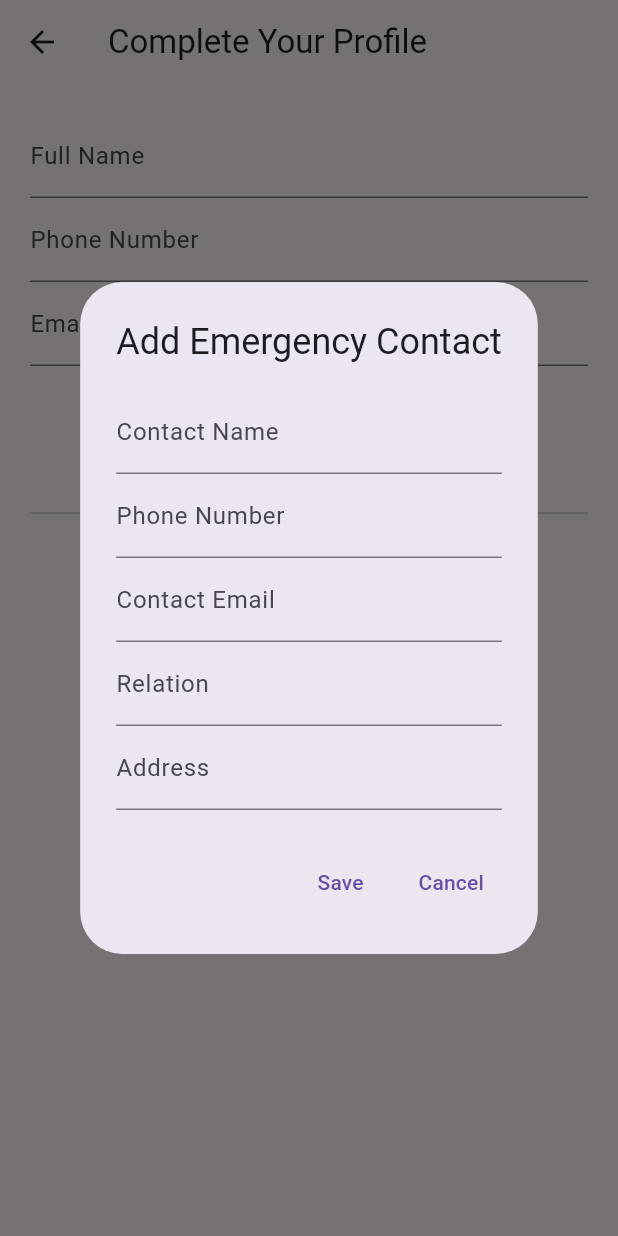
After one commit to shivanjalikarande/SafeGo, a Flutter app: the UserProfilePage screen opened by its route, after a tap on "Edit Profile", after a tap on "Add Contact", on a phone screen of 412 x 824 dp. The commit adds this screen. Run offline on Flutter 3.47's test engine with Material 3 defaults, Android fonts, the phone set to English and light mode, and no system bars; our stand-ins replace supabase; accounts and stored records are empty; network calls fail.

Commit message:
Added user profile & contacts info pages

```diff
--- a/frontend/safego/lib/main.dart
+++ b/frontend/safego/lib/main.dart
@@ -3,6 +3,7 @@ import 'package:safego/screens/dashboard_screen.dart';
 import './screens/signup_page.dart';
 import './screens/login_page.dart';
 import './screens/verify_otp_page.dart';
+import './screens/user_profile_page.dart';
 
 void main() => runApp(const MyApp());
 
@@ -20,6 +21,7 @@ class MyApp extends StatelessWidget {
         '/login': (_) => const LoginPage(),
         '/verify-otp': (_) => const VerifyOtpPage(),
         '/dashboard': (_) => DashboardScreen(),
+        '/user-profile': (context) => UserProfilePage(),
       },
     );
   }
--- a/frontend/safego/lib/screens/login_page.dart
+++ b/frontend/safego/lib/screens/login_page.dart
@@ -27,7 +27,9 @@ class LoginPage extends StatelessWidget {
 
                 // 1. Check user existence in DB
                 final response = await http.post(
-                  Uri.parse('http://<your_pc_ip_address>:5000/auth/check-user'),   //if using emulator, otherwise use <localhost>
+                  Uri.parse(
+                    'http://localhost:5001/auth/check-user',
+                  ), //if using emulator, otherwise use <localhost>
                   headers: {'Content-Type': 'application/json'},
                   body: jsonEncode({'email': email}),
                 );
--- /dev/null
+++ b/frontend/safego/lib/screens/save_contact_popup_page.dart
@@ -0,0 +1,91 @@
+import 'package:flutter/material.dart';
+import 'package:http/http.dart' as http;
+import 'dart:convert';
+import '../supabase_client.dart';
+
+class SaveContactPopupPage extends StatefulWidget {
+  final VoidCallback onContactSaved;
+
+  const SaveContactPopupPage({super.key, required this.onContactSaved});
+
+  @override
+  State<SaveContactPopupPage> createState() => _SaveContactPopupPageState();
+}
+
+class _SaveContactPopupPageState extends State<SaveContactPopupPage> {
+  final contactNameController = TextEditingController();
+  final contactPhoneController = TextEditingController();
+  final contactEmailController = TextEditingController();
+  final relationshipController = TextEditingController();
+  final addressController = TextEditingController();
+
+  Future<void> _saveContact() async {
+    final user = supabase.auth.currentUser;
+    if (user == null) return;
+
+    final contact = {
+      'user_id': user.id,
+      'name': contactNameController.text,
+      'phone': contactPhoneController.text,
+      'email': contactEmailController.text,
+      'relation': relationshipController.text,
+      'address': addressController.text,
+    };
+
+    final response = await http.post(
+      Uri.parse('http://localhost:5001/contacts/add'),
+      headers: {'Content-Type': 'application/json'},
+      body: jsonEncode(contact),
+    );
+
+    if (response.statusCode == 200) {
+      Navigator.of(context).pop(); // Close popup
+      widget.onContactSaved(); // Refresh contact list
+    } else {
+      ScaffoldMessenger.of(
+        context,
+      ).showSnackBar(const SnackBar(content: Text("Failed to save contact")));
+    }
+  }
+
+  @override
+  Widget build(BuildContext context) {
+    return AlertDialog(
+      title: const Text("Add Emergency Contact"),
+      content: SingleChildScrollView(
+        child: Column(
+          children: [
+            TextField(
+              controller: contactNameController,
+              decoration: const InputDecoration(labelText: "Contact Name"),
+            ),
+            TextField(
+              controller: contactPhoneController,
+              keyboardType: TextInputType.phone,
+              decoration: const InputDecoration(labelText: "Phone Number"),
+            ),
+            TextField(
+              controller: contactEmailController,
+              decoration: const InputDecoration(labelText: "Contact Email"),
+            ),
+            TextField(
+              controller: relationshipController,
+              decoration: const InputDecoration(labelText: "Relation"),
+            ),
+            TextField(
+              controller: addressController,
+              decoration: const InputDecoration(labelText: "Address"),
+            ),
+          ],
+        ),
+      ),
+      actions: [
+        TextButton(onPressed: _saveContact, child: const Text("Save")),
+        TextButton(
+          onPressed: () => Navigator.of(context).pop(),
+          child: const Text("Cancel"),
+        ),
+      ],
+    );
+  }
+}
--- /dev/null
+++ b/frontend/safego/lib/screens/user_profile_page.dart
@@ -0,0 +1,260 @@
+import 'package:flutter/material.dart';
+import 'package:http/http.dart' as http;
+import 'dart:convert';
+import 'package:url_launcher/url_launcher.dart';
+import '../supabase_client.dart';
+import 'save_contact_popup_page.dart';
+
+class UserProfilePage extends StatefulWidget {
+  const UserProfilePage({super.key});
+
+  @override
+  State<UserProfilePage> createState() => _UserProfilePageState();
+}
+
+class _UserProfilePageState extends State<UserProfilePage> {
+  final nameController = TextEditingController();
+  final phoneController = TextEditingController();
+  final emailController = TextEditingController();
+
+  bool isEditing = false;
+  Map<String, String> originalData = {};
+  List<dynamic> contacts = [];
+
+  @override
+  void initState() {
+    super.initState();
+    _fetchProfile();
+    _fetchContacts();
+  }
+
+  Future<void> _fetchProfile() async {
+    final user = supabase.auth.currentUser;
+    if (user == null) return;
+
+    final response = await http.get(
+      Uri.parse('http://localhost:5001/profile/${user.id}'),
+    );
+
+    if (response.statusCode == 200) {
+      final data = jsonDecode(response.body);
+      nameController.text = data['name'] ?? '';
+      phoneController.text = data['phone'] ?? '';
+      emailController.text = data['email'] ?? '';
+
+      originalData = {
+        'name': nameController.text,
+        'phone': phoneController.text,
+        'email': emailController.text,
+      };
+    }
+  }
+
+  Future<void> _fetchContacts() async {
+    final user = supabase.auth.currentUser;
+    if (user == null) return;
+
+    final response = await http.get(
+      Uri.parse('http://localhost:5001/contacts/${user.id}'),
+    );
+
+    if (response.statusCode == 200) {
+      final data = jsonDecode(response.body);
+      setState(() {
+        contacts = data;
+      });
+    }
+  }
+
+  Future<void> _deleteContact(BuildContext context, String contactId) async {
+    // Show confirmation dialog
+    final shouldDelete = await showDialog<bool>(
+      context: context,
+      builder: (BuildContext context) {
+        return AlertDialog(
+          title: const Text('Confirm Deletion'),
+          content: const Text('Are you sure you want to delete this contact?'),
+          actions: [
+            TextButton(
+              onPressed: () => Navigator.of(context).pop(false), // Cancel
+              child: const Text('Cancel'),
+            ),
+            ElevatedButton(
+              style: ElevatedButton.styleFrom(backgroundColor: Colors.red),
+              onPressed: () => Navigator.of(context).pop(true), // Confirm
+              child: const Text('Confirm'),
+            ),
+          ],
+        );
+      },
+    );
+
+    if (shouldDelete == true) {
+      final response = await http.delete(
+        Uri.parse('http://localhost:5001/contacts/delete/$contactId'),
+      );
+
+      if (response.statusCode == 200) {
+        ScaffoldMessenger.of(context).showSnackBar(
+          const SnackBar(content: Text('Contact deleted successfully')),
+        );
+        _fetchContacts();
+      } else {
+        ScaffoldMessenger.of(context).showSnackBar(
+          const SnackBar(content: Text('Failed to delete contact')),
+        );
+      }
+    }
+  }
+
+  Future<void> _saveProfile() async {
+    final user = supabase.auth.currentUser;
+    if (user == null) return;
+
+    Map<String, dynamic> updatedFields = {};
+
+    if (nameController.text != originalData['name']) {
+      updatedFields['name'] = nameController.text;
+    }
+    if (phoneController.text != originalData['phone']) {
+      updatedFields['phone'] = phoneController.text;
+    }
+    if (emailController.text != originalData['email']) {
+      updatedFields['email'] = emailController.text;
+    }
+
+    if (updatedFields.isEmpty) {
+      ScaffoldMessenger.of(
+        context,
+      ).showSnackBar(const SnackBar(content: Text('No changes to save')));
+      return;
+    }
+
+    updatedFields['id'] = user.id;
+
+    final response = await http.post(
+      Uri.parse('http://localhost:5001/profile/update'),
+      headers: {'Content-Type': 'application/json'},
+      body: jsonEncode(updatedFields),
+    );
+
+    if (response.statusCode == 200) {
+      ScaffoldMessenger.of(
+        context,
+      ).showSnackBar(const SnackBar(content: Text('Profile saved!')));
+      setState(() {
+        isEditing = false;
+        originalData = {
+          'name': nameController.text,
+          'phone': phoneController.text,
+          'email': emailController.text,
+        };
+      });
+    } else {
+      ScaffoldMessenger.of(
+        context,
+      ).showSnackBar(const SnackBar(content: Text('Failed to save profile')));
+    }
+  }
+
+  void _showAddContactPopup() {
+    showDialog(
+      context: context,
+      builder: (_) => SaveContactPopupPage(onContactSaved: _fetchContacts),
+    );
+  }
+
+  void _launchPhone(String number) async {
+    final Uri url = Uri.parse('tel:$number');
+    if (await canLaunchUrl(url)) {
+      await launchUrl(url);
+    } else {
+      ScaffoldMessenger.of(
+        context,
+      ).showSnackBar(const SnackBar(content: Text('Cannot open dialer')));
+    }
+  }
+
+  Widget _buildContactCard(Map<String, dynamic> contact) {
+    return Card(
+      margin: const EdgeInsets.symmetric(vertical: 6),
+      child: ListTile(
+        title: Text(contact['name'] ?? ''),
+        subtitle: Text('${contact['relation']} - ${contact['phone']}'),
+        trailing: Row(
+          mainAxisSize: MainAxisSize.min,
+          children: [
+            IconButton(
+              icon: const Icon(Icons.call, color: Colors.green),
+              onPressed: () => _launchPhone(contact['phone']),
+            ),
+            IconButton(
+              icon: const Icon(Icons.delete, color: Colors.red),
+              onPressed: () => _deleteContact(context, contact['id']),
+            ),
+          ],
+        ),
+      ),
+    );
+  }
+
+  @override
+  Widget build(BuildContext context) {
+    return Scaffold(
+      appBar: AppBar(title: const Text("Complete Your Profile")),
+      body: SingleChildScrollView(
+        padding: const EdgeInsets.all(20.0),
+        child: Column(
+          children: [
+            TextField(
+              controller: nameController,
+              decoration: const InputDecoration(labelText: "Full Name"),
+              readOnly: !isEditing,
+            ),
+            TextField(
+              controller: phoneController,
+              decoration: const InputDecoration(labelText: "Phone Number"),
+              keyboardType: TextInputType.phone,
+              readOnly: !isEditing,
+            ),
+            TextField(
+              controller: emailController,
+              decoration: const InputDecoration(labelText: "Email"),
+              readOnly: !isEditing,
+            ),
+            const SizedBox(height: 30),
+            if (!isEditing)
+              ElevatedButton.icon(
+                onPressed: () => setState(() => isEditing = true),
+                icon: const Icon(Icons.edit),
+                label: const Text("Edit Profile"),
+              ),
+            if (isEditing)
+              ElevatedButton.icon(
+                onPressed: _saveProfile,
+                icon: const Icon(Icons.save),
+                label: const Text("Save Changes"),
+              ),
+            const Divider(height: 40),
+            const Text(
+              'Emergency Contacts',
+              style: TextStyle(fontSize: 18, fontWeight: FontWeight.bold),
+            ),
+            const SizedBox(height: 10),
+            contacts.isEmpty
+                ? const Text("No any contacts saved yet!")
+                : Column(
+                  children: contacts.map((c) => _buildContactCard(c)).toList(),
+                ),
+            const SizedBox(height: 20),
+            ElevatedButton.icon(
+              onPressed: _showAddContactPopup,
+              icon: const Icon(Icons.add),
+              label: const Text("Add Contact"),
+            ),
+          ],
+        ),
+      ),
+    );
+  }
+}
--- a/frontend/safego/lib/screens/verify_otp_page.dart
+++ b/frontend/safego/lib/screens/verify_otp_page.dart
@@ -33,7 +33,7 @@ class _VerifyOtpPageState extends State<VerifyOtpPage> {
           // Only insert into DB during signup
           final response = await http.post(
             Uri.parse(
-              'http://<your_pc_ip_address>:5000/auth/register',
+              'http://localhost:5001/auth/register',
             ), //if using emulator, otherwise use <localhost>
             headers: {'Content-Type': 'application/json'},
             body: jsonEncode({
@@ -43,12 +43,10 @@ class _VerifyOtpPageState extends State<VerifyOtpPage> {
               'phone': phone,
             }),
           );
-
           if (response.statusCode != 200) {
             throw Exception('User DB insert failed');
           }
         }
-
         Navigator.pushReplacementNamed(context, '/dashboard');
       } else {
         ScaffoldMessenger.of(
```
Also changed, not shown: frontend/safego/lib/screens/dashboard_screen.dart (+40 -16 lines), frontend/safego/pubspec.yaml (+4 -68 lines), frontend/safego/lib/screens/location_permission_page.dart (added), frontend/safego/pubspec.lock, 6 other files.
